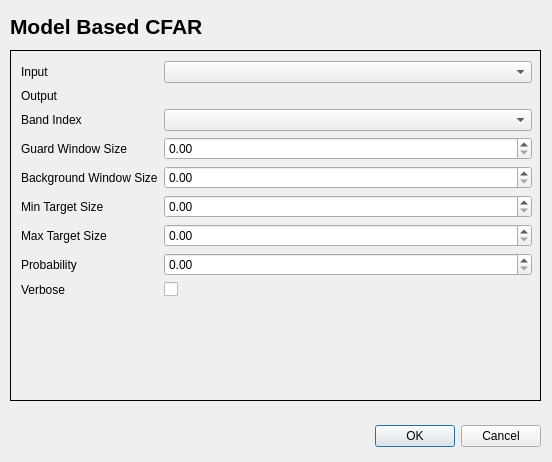
AUGSignals/qgis-plugins, file model_based_cfar/model_based_cfar_dialog_base.ui: the form before one commit.
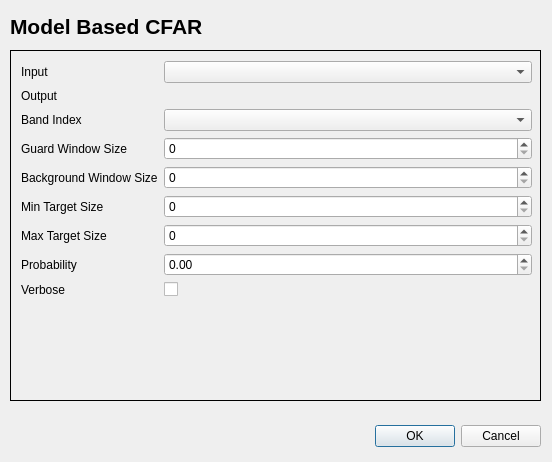
The form after the commit. Custom widgets are drawn as their Qt base class.

Patch:
```diff
--- a/model_based_cfar/model_based_cfar_dialog_base.ui
+++ b/model_based_cfar/model_based_cfar_dialog_base.ui
@@ -90,7 +90,14 @@
        </widget>
       </item>
       <item row="3" column="1">
-       <widget class="QgsDoubleSpinBox" name="guardWindowQgsDoubleSpinBox"/>
+       <widget class="QgsDoubleSpinBox" name="guardWindowQgsDoubleSpinBox">
+        <property name="decimals">
+         <number>0</number>
+        </property>
+        <property name="maximum">
+         <double>10000.000000000000000</double>
+        </property>
+       </widget>
       </item>
       <item row="4" column="0">
        <widget class="QLabel" name="backgroundWindowLabel">
@@ -100,7 +107,11 @@
        </widget>
       </item>
       <item row="4" column="1">
-       <widget class="QgsDoubleSpinBox" name="backgroundWindowQgsDoubleSpinBox"/>
+       <widget class="QgsDoubleSpinBox" name="backgroundWindowQgsDoubleSpinBox">
+        <property name="decimals">
+         <number>0</number>
+        </property>
+       </widget>
       </item>
       <item row="5" column="0">
        <widget class="QLabel" name="minTargetLabel">
@@ -110,7 +121,14 @@
        </widget>
       </item>
       <item row="5" column="1">
-       <widget class="QgsDoubleSpinBox" name="minTargetQgsDoubleSpinBox"/>
+       <widget class="QgsDoubleSpinBox" name="minTargetQgsDoubleSpinBox">
+        <property name="decimals">
+         <number>0</number>
+        </property>
+        <property name="maximum">
+         <double>10000.000000000000000</double>
+        </property>
+       </widget>
       </item>
       <item row="6" column="0">
        <widget class="QLabel" name="maxTargetLabel">
@@ -120,7 +138,14 @@
        </widget>
       </item>
       <item row="6" column="1">
-       <widget class="QgsDoubleSpinBox" name="maxTargetQgsDoubleSpinBox"/>
+       <widget class="QgsDoubleSpinBox" name="maxTargetQgsDoubleSpinBox">
+        <property name="decimals">
+         <number>0</number>
+        </property>
+        <property name="maximum">
+         <double>10000.000000000000000</double>
+        </property>
+       </widget>
       </item>
       <item row="7" column="0">
        <widget class="QLabel" name="probabilityLabel">
```
Left out of the diff: 9 changed lines with no effect on the pictures.
